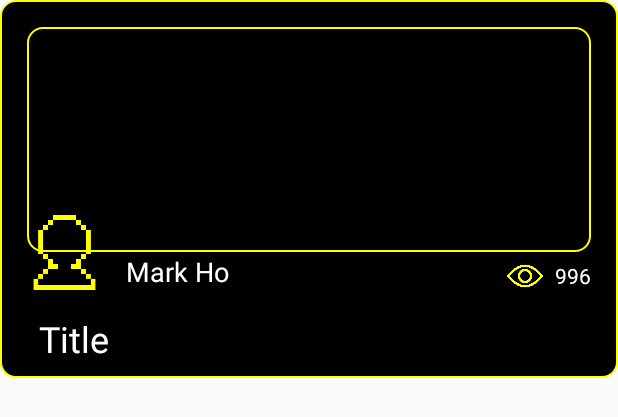
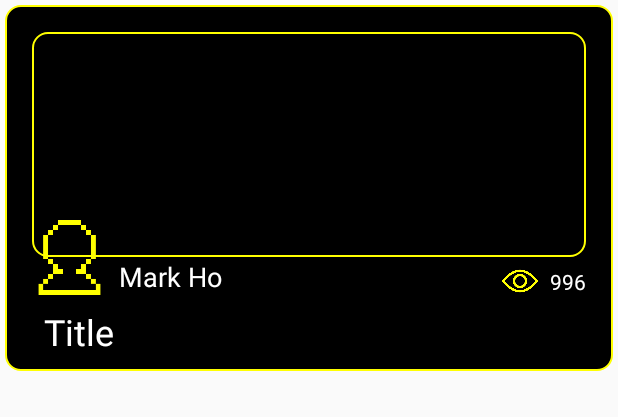
Before and after one commit to fertalizer/StreamProject, an Android app: the layout item_hots.xml on its own in the app's theme, with its tools: preview values and no code run, on a phone screen of 412 x 824 dp. Shown: the top 417 px of the screen. Run offline under Robolectric (Android 15) with nearby library versions, the phone set to English and light mode, and no system bars; plain views replace ShapedImageView; Roboto replaces fonts that are not available here.

Commit message:
Change Room UI

```diff
--- a/app/src/main/java/com/mark/streamproject/dialog/StreamDialog.java
+++ b/app/src/main/java/com/mark/streamproject/dialog/StreamDialog.java
@@ -137,8 +137,9 @@ public class StreamDialog extends AppCompatDialogFragment implements View.OnClic
         Window window = getDialog().getWindow();
         window.setBackgroundDrawable(new ColorDrawable(Color.TRANSPARENT));
 
-        mAlertDialog = new AlertDialog.Builder(getActivity())
+        mAlertDialog = new AlertDialog.Builder(getActivity(), R.style.CustomDialog)
                 .setView(R.layout.dialog_loading)
+                .setCancelable(false)
                 .create();
 
 
--- a/app/src/main/res/layout/dialog_loading.xml
+++ b/app/src/main/res/layout/dialog_loading.xml
@@ -3,7 +3,7 @@
     xmlns:app="http://schemas.android.com/apk/res-auto"
     xmlns:tools="http://schemas.android.com/tools"
     android:id="@+id/layout_progress_bar"
-    android:layout_width="match_parent"
+    android:layout_width="wrap_content"
     android:layout_height="wrap_content"
     android:background="@drawable/stroke_another"
     android:orientation="vertical">
@@ -35,10 +35,12 @@
         android:layout_width="wrap_content"
         android:layout_height="wrap_content"
         android:layout_marginStart="40dp"
+        android:layout_marginEnd="100dp"
         android:text="@string/please_wait"
         android:textColor="@color/white"
         android:textSize="18sp"
         app:layout_constraintBottom_toBottomOf="@+id/circularSticksLoader"
+        app:layout_constraintEnd_toEndOf="parent"
         app:layout_constraintStart_toEndOf="@+id/circularSticksLoader"
         app:layout_constraintTop_toTopOf="@+id/circularSticksLoader" />
 
--- a/app/src/main/res/layout/fragment_room.xml
+++ b/app/src/main/res/layout/fragment_room.xml
@@ -10,7 +10,7 @@
         android:id="@+id/player"
         android:layout_width="wrap_content"
         android:layout_height="wrap_content"
-        android:layout_marginTop="32dp"
+        android:layout_marginTop="28dp"
         app:enableLiveVideoUi="true"
         app:layout_constraintEnd_toEndOf="parent"
         app:layout_constraintStart_toStartOf="parent"
@@ -91,6 +91,7 @@
             android:id="@+id/image_dislike"
             android:layout_width="20dp"
             android:layout_height="20dp"
+            android:layout_marginTop="3dp"
             android:layout_marginEnd="8dp"
             android:background="@drawable/dislike"
             android:backgroundTint="@color/gray"
--- a/app/src/main/res/layout/item_hots.xml
+++ b/app/src/main/res/layout/item_hots.xml
@@ -5,7 +5,8 @@
     android:id="@+id/layout_hots"
     android:layout_width="match_parent"
     android:layout_height="wrap_content"
-    android:background="@drawable/stroke_another">
+    android:background="@drawable/stroke_another"
+    android:layout_margin="3dp">
 
     <ImageView
         android:id="@+id/image_screen_shot"
@@ -36,7 +37,7 @@
         android:id="@+id/text_hots_name"
         android:layout_width="wrap_content"
         android:layout_height="wrap_content"
-        android:layout_marginStart="16dp"
+        android:layout_marginStart="8dp"
         android:text="Mark Ho"
         android:textColor="@color/white"
         android:textSize="18sp"
@@ -50,8 +51,9 @@
         android:text="996"
         android:textAlignment="textEnd"
         android:textColor="@color/white"
-        app:layout_constraintBottom_toBottomOf="@+id/image_hots_user"
-        app:layout_constraintEnd_toEndOf="@+id/image_screen_shot" />
+        app:layout_constraintBottom_toBottomOf="@+id/image_hots_watch"
+        app:layout_constraintEnd_toEndOf="@+id/image_screen_shot"
+        app:layout_constraintTop_toTopOf="@+id/image_hots_watch" />
 
     <ImageView
         android:id="@+id/image_hots_watch"
@@ -69,7 +71,7 @@
         android:layout_width="wrap_content"
         android:layout_height="wrap_content"
         android:layout_marginStart="8dp"
-        android:layout_marginTop="16dp"
+        android:layout_marginTop="8dp"
         android:layout_marginBottom="8dp"
         android:text="Title"
         android:textColor="@color/white"
--- a/app/src/main/res/values/styles.xml
+++ b/app/src/main/res/values/styles.xml
@@ -12,8 +12,8 @@
 
     <style name="AppTheme.PopupOverlay" parent="ThemeOverlay.AppCompat.Dark" />
 
-    <style name="StreamDialog">
-        <item name="android:windowBackground">@color/translucent_40</item>
+    <style name="CustomDialog" parent="Theme.AppCompat.Dialog">
+        <item name="android:windowBackground">@android:color/transparent</item>
     </style>
 
 
```
